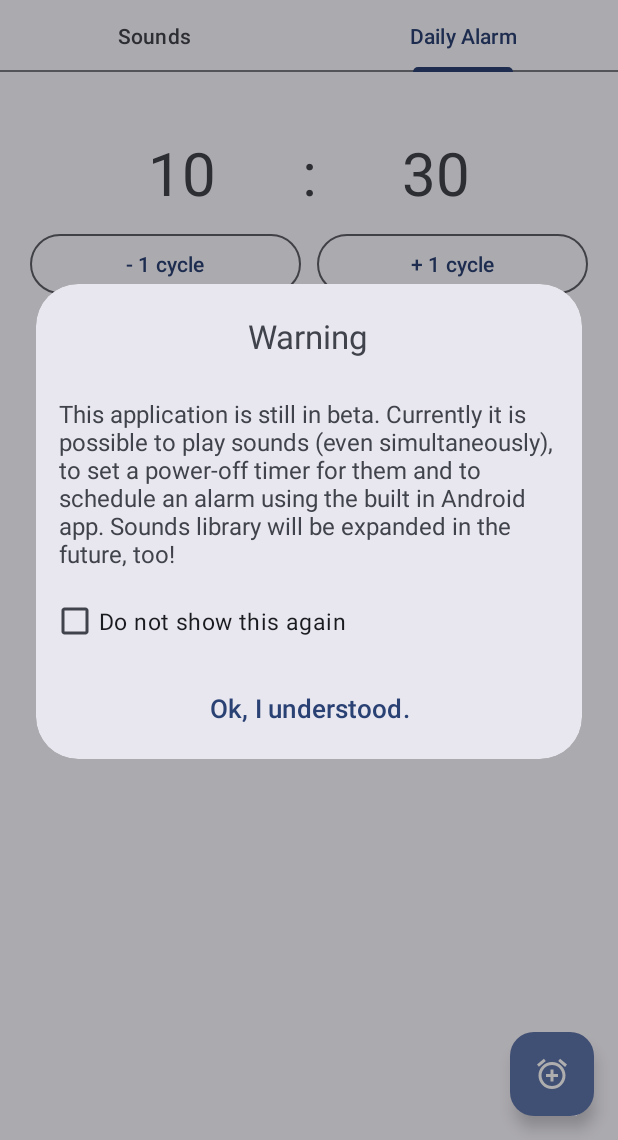
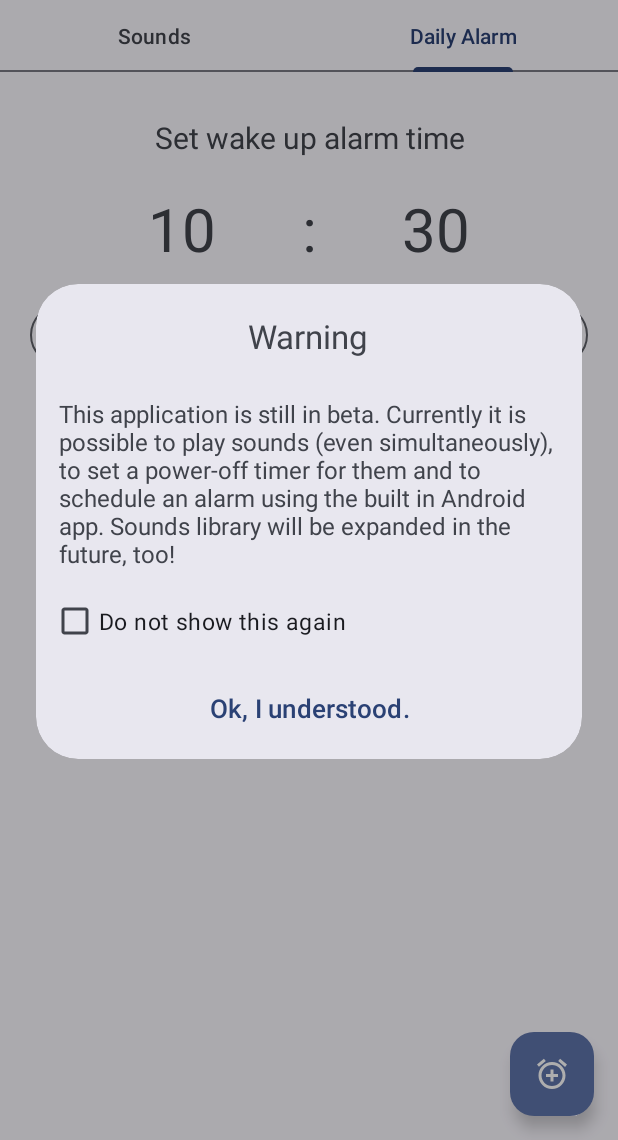
Before and after one commit to MichelangeloDePascale02/NinetyMinutesSleep, an Android app: the screen it shows after launch (MainActivity), tab 2 chosen, on a phone screen of 412 x 824 dp, the part 96-1236 px from its top. Run offline under Robolectric (Android 15) with nearby library versions, the phone set to English and light mode, and no system bars; 1 statement that could not run was skipped.

Commit message:
Added Volume Control
- Sounds volume can now be individually controlled, to ensure the perfect relaxation experience for everyone
- Removed old AlarmReceiver class, which was never used (it was intended to be used in the future app-based alarm system, but I still need time to figure out how to implement that)
- Small UI changes

```diff
--- a/app/build.gradle
+++ b/app/build.gradle
@@ -11,7 +11,7 @@ android {
         minSdk 26
         targetSdk 33
         versionCode 1
-        versionName "0.2.4 - Benjamin"
+        versionName "0.3.0 - Charlotte"
 
         testInstrumentationRunner "androidx.test.runner.AndroidJUnitRunner"
     }
--- a/app/src/main/AndroidManifest.xml
+++ b/app/src/main/AndroidManifest.xml
@@ -24,7 +24,6 @@
                 <category android:name="android.intent.category.LAUNCHER" />
             </intent-filter>
         </activity>
-        <receiver android:name="AlarmReceiver"></receiver>
     </application>
 
 
--- a/app/src/main/java/com/swdp31plus/ninetyminutessleep/adapters/SoundsAdapter.java
+++ b/app/src/main/java/com/swdp31plus/ninetyminutessleep/adapters/SoundsAdapter.java
@@ -1,23 +1,19 @@
 package com.swdp31plus.ninetyminutessleep.adapters;
 
 import android.content.Context;
-import android.media.MediaPlayer;
-import android.os.Handler;
-import android.provider.MediaStore;
 import android.view.LayoutInflater;
 import android.view.View;
 import android.view.ViewGroup;
+import android.widget.SeekBar;
 import android.widget.TextView;
 
 import androidx.annotation.NonNull;
 import androidx.cardview.widget.CardView;
 import androidx.recyclerview.widget.RecyclerView;
 
-import com.google.android.material.dialog.MaterialAlertDialogBuilder;
 import com.google.android.material.imageview.ShapeableImageView;
 import com.swdp31plus.ninetyminutessleep.R;
 import com.swdp31plus.ninetyminutessleep.entities.Sound;
-import com.swdp31plus.ninetyminutessleep.ui.main.FirstFragment;
 
 import java.util.ArrayList;
 import java.util.Arrays;
@@ -26,6 +22,7 @@ public class SoundsAdapter extends RecyclerView.Adapter<SoundsAdapter.ViewHolder
 
     private ArrayList<Sound> soundsList;
     private OnItemClickListener onItemClickListener;
+    private OnSeekBarChangeListener onSeekBarChangeListener;
     private Context context;
     private LayoutInflater layoutInflater;
     private int[] playingStatuses;
@@ -46,7 +43,7 @@ public class SoundsAdapter extends RecyclerView.Adapter<SoundsAdapter.ViewHolder
         holder.layoutSongBoxTxt.setText(sound.getTitle());
 
         holder.layoutSoundBoxCardview.setOnClickListener(v -> {
-            if(playingStatuses[position] == 0) {
+            if (playingStatuses[position] == 0) {
                 holder.layoutSongBoxImg.setImageResource(R.drawable.baseline_stop_24);
                 playingStatuses[position] = 1;
             } else {
@@ -55,6 +52,20 @@ public class SoundsAdapter extends RecyclerView.Adapter<SoundsAdapter.ViewHolder
             }
             if (onItemClickListener != null) {
                 onItemClickListener.onItemClick(sound);
+            }
+            if (onSeekBarChangeListener != null) {
+                holder.layoutSongBoxSeekbar.setOnSeekBarChangeListener(new SeekBar.OnSeekBarChangeListener() {
+                    @Override
+                    public void onProgressChanged(SeekBar seekBar, int i, boolean b) {
+                        onSeekBarChangeListener.onSeekBarChange(sound, i);
+                    }
+
+                    @Override
+                    public void onStartTrackingTouch(SeekBar seekBar) {}
+
+                    @Override
+                    public void onStopTrackingTouch(SeekBar seekBar) {}
+                });
             }
         });
     }
@@ -72,12 +83,14 @@ public class SoundsAdapter extends RecyclerView.Adapter<SoundsAdapter.ViewHolder
         TextView layoutSongBoxTxt;
         ShapeableImageView layoutSongBoxImg;
         CardView layoutSoundBoxCardview;
+        SeekBar layoutSongBoxSeekbar;
 
         public ViewHolder(@NonNull View itemView){
             super(itemView);
             layoutSongBoxTxt = itemView.findViewById(R.id.layout_song_box_text);
             layoutSongBoxImg = itemView.findViewById(R.id.layout_song_box_image);
             layoutSoundBoxCardview = itemView.findViewById(R.id.layout_song_box_cardview);
+            layoutSongBoxSeekbar = itemView.findViewById(R.id.layout_song_box_seekbar);
         }
     }
 
@@ -102,8 +115,16 @@ public class SoundsAdapter extends RecyclerView.Adapter<SoundsAdapter.ViewHolder
         this.onItemClickListener = onItemClickListener;
     }
 
+    public void setOnSeekBarChangeListener(OnSeekBarChangeListener onSeekBarChangeListener) {
+        this.onSeekBarChangeListener = onSeekBarChangeListener;
+    }
+
     public interface OnItemClickListener {
         void onItemClick(Sound sound);
+    }
+
+    public interface OnSeekBarChangeListener {
+        void onSeekBarChange(Sound sound, int i);
     }
 
     public void createPlayingIndex(int size){
--- a/app/src/main/java/com/swdp31plus/ninetyminutessleep/entities/SoundPlayer.java
+++ b/app/src/main/java/com/swdp31plus/ninetyminutessleep/entities/SoundPlayer.java
@@ -47,4 +47,8 @@ public class SoundPlayer {
         mp.start();
         mp.setLooping(true);
     }
+
+    public void changeMediaPlayerVolume(float volume) {
+        mp.setVolume(volume, volume);
+    }
 }
--- a/app/src/main/java/com/swdp31plus/ninetyminutessleep/ui/main/SecondFragment.java
+++ b/app/src/main/java/com/swdp31plus/ninetyminutessleep/ui/main/SecondFragment.java
@@ -90,6 +90,7 @@ public class SecondFragment extends Fragment {
 
         ((MainActivity) requireActivity()).getBinding().fab.setImageResource(R.drawable.baseline_alarm_add_24);
         ((MainActivity) requireActivity()).getBinding().fab.setOnClickListener(view1 -> {
+            //Toast.makeText(getContext(), "Notification-based single-mode alarm is coming soon!", Toast.LENGTH_LONG).show();
             Calendar calendar = Calendar.getInstance();
 
             // calendar is called to get current time in hour and minute
--- a/app/src/main/java/com/swdp31plus/ninetyminutessleep/ui/main/SectionsPagerAdapter.java
+++ b/app/src/main/java/com/swdp31plus/ninetyminutessleep/ui/main/SectionsPagerAdapter.java
@@ -16,7 +16,7 @@ import com.swdp31plus.ninetyminutessleep.R;
  */
 public class SectionsPagerAdapter extends FragmentPagerAdapter {
 
-    private FirstFragment firstFragment;
+    private SoundFragment firstFragment;
     private SecondFragment secondFragment;
 
     @StringRes
@@ -33,7 +33,7 @@ public class SectionsPagerAdapter extends FragmentPagerAdapter {
         // getItem is called to instantiate the fragment for the given page.
         // Return a PlaceholderFragment (defined as a static inner class below).
         if (position == 0) {
-            firstFragment = FirstFragment.newInstance(position + 1);
+            firstFragment = SoundFragment.newInstance(position + 1);
             return firstFragment;
         } else if (position == 1) {
             return SecondFragment.newInstance(position + 1);
@@ -54,7 +54,7 @@ public class SectionsPagerAdapter extends FragmentPagerAdapter {
         return 2;
     }
 
-    public FirstFragment getFirstFragment() {
+    public SoundFragment getFirstFragment() {
         return firstFragment;
     }
 }
--- a/app/src/main/java/com/swdp31plus/ninetyminutessleep/ui/main/FirstFragment.java
+++ b/app/src/main/java/com/swdp31plus/ninetyminutessleep/ui/main/SoundFragment.java
@@ -4,7 +4,6 @@ import android.content.SharedPreferences;
 import android.os.Bundle;
 import android.os.Handler;
 import android.preference.PreferenceManager;
-import android.util.Log;
 import android.view.LayoutInflater;
 import android.view.View;
 import android.view.ViewGroup;
@@ -28,7 +27,7 @@ import com.swdp31plus.ninetyminutessleep.entities.SoundPlayer;
 
 import java.util.ArrayList;
 
-public class FirstFragment extends Fragment {
+public class SoundFragment extends Fragment {
 
     private FragmentFirstBinding binding;
     private PageViewModel pageViewModel;
@@ -64,8 +63,8 @@ public class FirstFragment extends Fragment {
         return rootView;
     }
 
-    public static FirstFragment newInstance(int index) {
-        FirstFragment fragment = new FirstFragment();
+    public static SoundFragment newInstance(int index) {
+        SoundFragment fragment = new SoundFragment();
         Bundle bundle = new Bundle();
         bundle.putInt(ARG_SECTION_NUMBER, index);
         fragment.setArguments(bundle);
@@ -122,6 +121,11 @@ public class FirstFragment extends Fragment {
         soundsAdapter.setLayoutInflater(getLayoutInflater());
         soundsAdapter.addAll(sounds);
 
+        soundsAdapter.setOnSeekBarChangeListener((sound, i) -> {
+            int index = sounds.lastIndexOf(sound);
+            soundsPlayers.get(index).changeMediaPlayerVolume((float) i / 100);
+        });
+
         soundsAdapter.setOnItemClickListener(sound -> {
             int index = sounds.lastIndexOf(sound);
             if (soundsPlayers.get(index).getPlaying()) {
--- /dev/null
+++ b/app/src/main/res/drawable/baseline_volume_down_24.xml
@@ -0,0 +1,5 @@
+<vector android:autoMirrored="true" android:height="24dp"
+    android:viewportHeight="24"
+    android:viewportWidth="24" android:width="24dp" xmlns:android="http://schemas.android.com/apk/res/android">
+    <path android:fillColor="?attr/colorSecondary" android:pathData="M18.5,12c0,-1.77 -1.02,-3.29 -2.5,-4.03v8.05c1.48,-0.73 2.5,-2.25 2.5,-4.02zM5,9v6h4l5,5V4L9,9H5z"/>
+</vector>
--- /dev/null
+++ b/app/src/main/res/drawable/baseline_volume_mute_24.xml
@@ -0,0 +1,5 @@
+<vector android:autoMirrored="true" android:height="24dp"
+    android:viewportHeight="24"
+    android:viewportWidth="24" android:width="24dp" xmlns:android="http://schemas.android.com/apk/res/android">
+    <path android:fillColor="?attr/colorSecondary" android:pathData="M7,9v6h4l5,5V4l-5,5H7z"/>
+</vector>
--- /dev/null
+++ b/app/src/main/res/drawable/baseline_volume_up_24.xml
@@ -0,0 +1,6 @@
+<vector android:autoMirrored="true" android:height="24dp"
+    android:viewportHeight="24"
+    android:viewportWidth="24" android:width="24dp" xmlns:android="http://schemas.android.com/apk/res/android">
+    <path android:fillColor="?attr/colorSecondary"
+        android:pathData="M3,9v6h4l5,5L12,4L7,9L3,9zM16.5,12c0,-1.77 -1.02,-3.29 -2.5,-4.03v8.05c1.48,-0.73 2.5,-2.25 2.5,-4.02zM14,3.23v2.06c2.89,0.86 5,3.54 5,6.71s-2.11,5.85 -5,6.71v2.06c4.01,-0.91 7,-4.49 7,-8.77s-2.99,-7.86 -7,-8.77z"/>
+</vector>
--- a/app/src/main/res/layout/activity_main.xml
+++ b/app/src/main/res/layout/activity_main.xml
@@ -38,7 +38,8 @@
         <com.google.android.material.tabs.TabLayout
             android:id="@+id/tabs"
             android:layout_width="match_parent"
-            android:layout_height="wrap_content" />
+            android:layout_height="wrap_content"
+            app:layout_scrollFlags="scroll|enterAlways" />
     </com.google.android.material.appbar.AppBarLayout>
 
     <com.google.android.material.floatingactionbutton.FloatingActionButton
--- a/app/src/main/res/layout/fragment_first.xml
+++ b/app/src/main/res/layout/fragment_first.xml
@@ -6,7 +6,7 @@
     android:layout_height="match_parent"
     android:orientation="vertical"
     android:id="@+id/first_fragment"
-    tools:context=".ui.main.FirstFragment">
+    tools:context=".ui.main.SoundFragment">
 
     <androidx.recyclerview.widget.RecyclerView
         android:id="@+id/soundsRecyclerView"
--- a/app/src/main/res/layout/fragment_second.xml
+++ b/app/src/main/res/layout/fragment_second.xml
@@ -13,13 +13,22 @@
         android:layout_width="match_parent"
         android:layout_height="wrap_content"/> -->
 
+    <TextView
+        android:id="@+id/fragment_title_second"
+        android:layout_width="match_parent"
+        android:layout_height="wrap_content"
+        android:textSize="20sp"
+        android:textAlignment="center"
+        android:layout_marginTop="30dp"
+        android:layout_marginBottom="10dp"
+        android:text="Set wake up alarm time"/>
+
     <LinearLayout
         android:layout_width="match_parent"
         android:layout_height="wrap_content"
         android:orientation="horizontal"
         android:layout_marginHorizontal="20dp"
-        android:layout_marginTop="40dp"
-        android:layout_marginBottom="10dp">
+        android:layout_marginVertical="10dp">
 
         <TextView
             android:id="@+id/hours_picker"
@@ -53,6 +62,7 @@
         android:layout_width="match_parent"
         android:layout_height="wrap_content"
         android:orientation="horizontal"
+        android:layout_marginTop="10dp"
         android:layout_marginHorizontal="20dp">
 
         <Button
```
Also changed, not shown: app/src/main/java/com/swdp31plus/ninetyminutessleep/AlarmReceiver.java (deleted, +0 -36 lines), app/src/main/java/com/swdp31plus/ninetyminutessleep/utilities/SoundVolumeSeekBar.java (added, +25 -0 lines), app/src/main/res/layout/layout_song_box.xml (+11 -2 lines).
